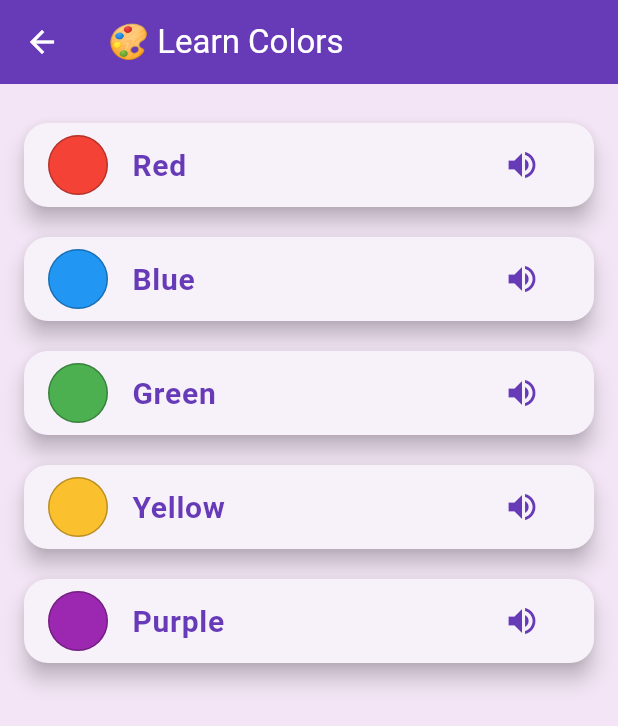
After one commit to Clyn1/ar_language_app, a Flutter app: the HomePage screen opened by its route, after a tap on "Colors", on a phone screen of 412 x 824 dp. The commit adds this screen. Shown: the top 726 px of the screen. Run offline on Flutter 3.47's test engine with Material 3 defaults, Android fonts, the light colour scheme and no system bars; our stand-ins replace flutter_tts; network calls fail.

Commit message:
Initial commit for AR

```diff
--- a/lib/src/views/home_page.dart
+++ b/lib/src/views/home_page.dart
@@ -1,12 +1,14 @@
 import 'package:flutter/material.dart';
-import 'lessons/fruit_lesson_page.dart'; // ✅ Fruits lesson import
-import 'lessons/animals_lesson_page.dart'; // ✅ Animals lesson import
+import 'lessons/fruit_lesson_page.dart';
+import 'lessons/animals_lesson_page.dart';
+import 'lessons/objects_lesson_page.dart'; // 👈 Create this file
+import 'lessons/colors_lesson_page.dart';  // 👈 Create this file
 
 class HomePage extends StatelessWidget {
   @override
   Widget build(BuildContext context) {
     return Scaffold(
-      backgroundColor: Color(0xFFF8EFFD), // Soft purple background
+      backgroundColor: Color(0xFFF8EFFD),
       appBar: AppBar(
         title: const Text('Learn with AR'),
         centerTitle: true,
@@ -24,22 +26,34 @@ class HomePage extends StatelessWidget {
             _buildCategoryCard(
               icon: Icons.apple,
               label: 'Fruits',
-              onTap: () {
-                Navigator.push(
-                  context,
-                  MaterialPageRoute(builder: (_) => FruitLessonPage()),
-                );
-              },
+              onTap: () => Navigator.push(
+                context,
+                MaterialPageRoute(builder: (_) => FruitLessonPage()),
+              ),
             ),
             _buildCategoryCard(
               icon: Icons.pets,
               label: 'Animals',
-              onTap: () {
-                Navigator.push(
-                  context,
-                  MaterialPageRoute(builder: (_) => AnimalsLessonPage()),
-                );
-              },
+              onTap: () => Navigator.push(
+                context,
+                MaterialPageRoute(builder: (_) => AnimalsLessonPage()),
+              ),
+            ),
+            _buildCategoryCard(
+              icon: Icons.chair_alt,
+              label: 'Objects',
+              onTap: () => Navigator.push(
+                context,
+                MaterialPageRoute(builder: (_) => ObjectsLessonPage()),
+              ),
+            ),
+            _buildCategoryCard(
+              icon: Icons.color_lens,
+              label: 'Colors',
+              onTap: () => Navigator.push(
+                context,
+                MaterialPageRoute(builder: (_) => ColorsLessonPage()),
+              ),
             ),
           ],
         ),
--- /dev/null
+++ b/lib/src/views/lessons/colors_lesson_page.dart
@@ -0,0 +1,73 @@
+import 'package:flutter/material.dart';
+import 'package:flutter_tts/flutter_tts.dart';
+
+class ColorsLessonPage extends StatefulWidget {
+  @override
+  State<ColorsLessonPage> createState() => _ColorsLessonPageState();
+}
+
+class _ColorsLessonPageState extends State<ColorsLessonPage> {
+  final FlutterTts flutterTts = FlutterTts();
+
+  final List<Map<String, dynamic>> colors = [
+    {'name': 'Red', 'color': Colors.red},
+    {'name': 'Blue', 'color': Colors.blue},
+    {'name': 'Green', 'color': Colors.green},
+    {'name': 'Yellow', 'color': Colors.yellow[700]},
+    {'name': 'Purple', 'color': Colors.purple},
+  ];
+
+  Future<void> speak(String text) async {
+    await flutterTts.setLanguage('en-US');
+    await flutterTts.setPitch(1.0);
+    await flutterTts.setSpeechRate(0.5);
+    await flutterTts.speak(text);
+  }
+
+  @override
+  Widget build(BuildContext context) {
+    return Scaffold(
+      backgroundColor: Color(0xFFF3E5F5),
+      appBar: AppBar(
+        title: Text("🎨 Learn Colors"),
+        backgroundColor: Colors.deepPurple,
+        foregroundColor: Colors.white,
+      ),
+      body: ListView.builder(
+        padding: const EdgeInsets.all(16),
+        itemCount: colors.length,
+        itemBuilder: (context, index) {
+          final item = colors[index];
+          return Card(
+            margin: const EdgeInsets.symmetric(vertical: 10),
+            elevation: 6,
+            shape: RoundedRectangleBorder(borderRadius: BorderRadius.circular(16)),
+            child: ListTile(
+              leading: Container(
+                width: 40,
+                height: 40,
+                decoration: BoxDecoration(
+                  color: item['color'],
+                  shape: BoxShape.circle,
+                  border: Border.all(color: Colors.black26),
+                ),
+              ),
+              title: Text(
+                item['name'],
+                style: TextStyle(
+                  fontSize: 20,
+                  fontWeight: FontWeight.w600,
+                  color: Colors.deepPurple,
+                ),
+              ),
+              trailing: IconButton(
+                icon: Icon(Icons.volume_up, color: Colors.deepPurple),
+                onPressed: () => speak(item['name']),
+              ),
+            ),
+          );
+        },
+      ),
+    );
+  }
+}
```
Also changed, not shown: lib/src/views/lessons/objects_lesson_page.dart (added, +92 -0 lines).
